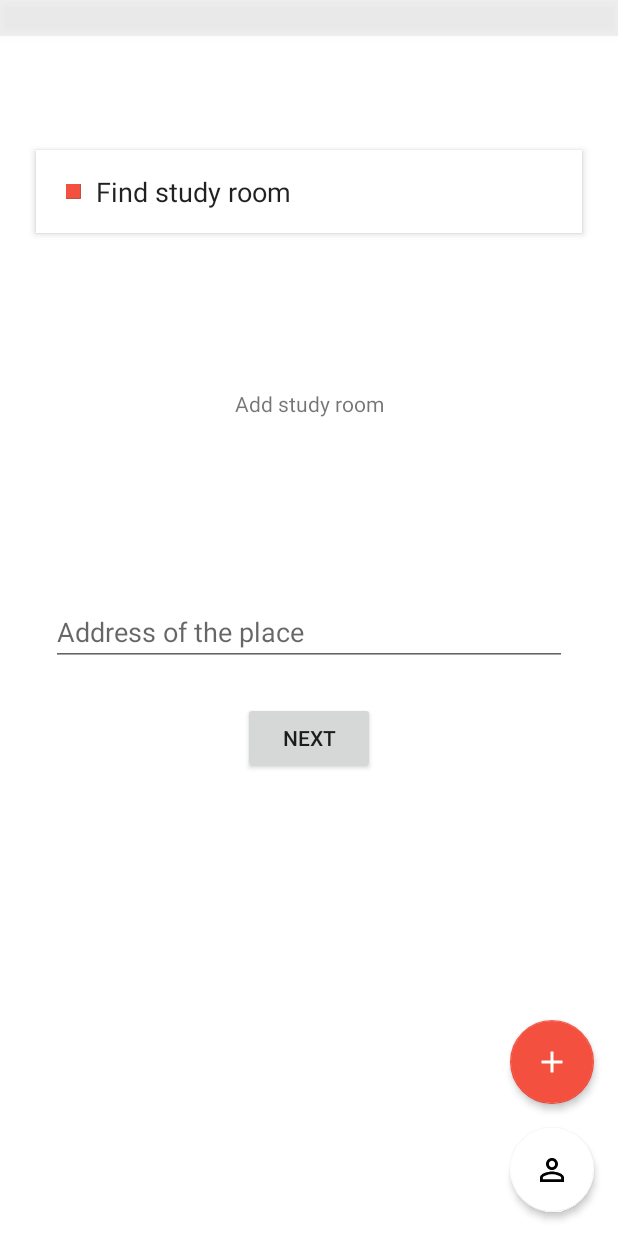
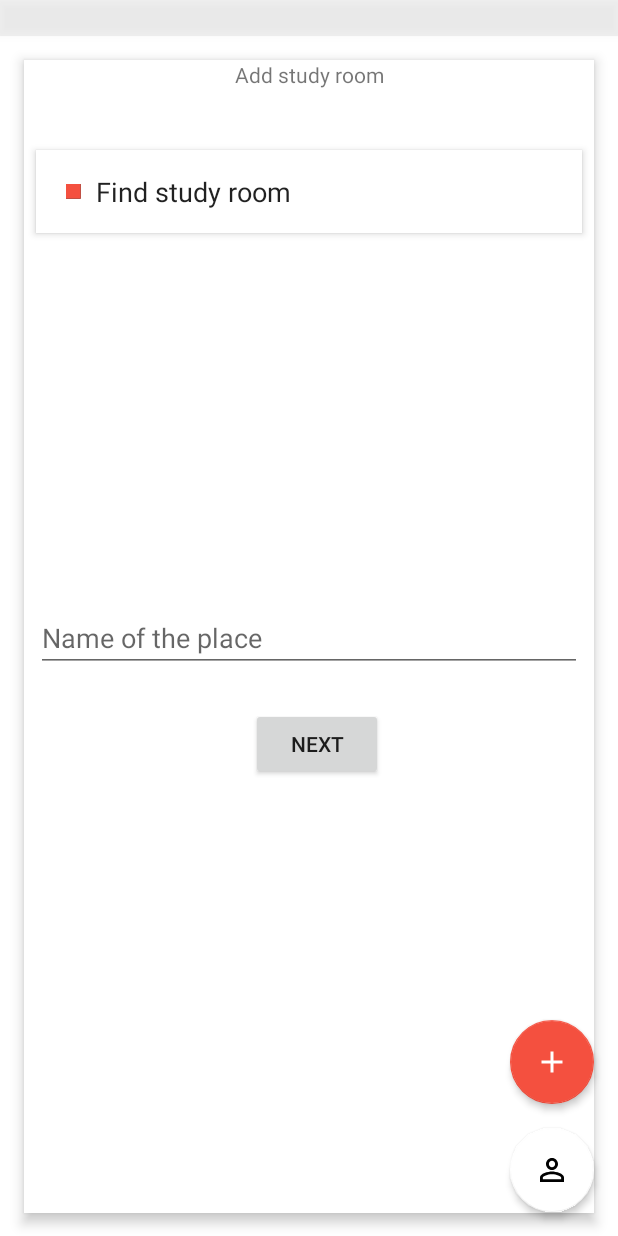
Before and after one commit to Groenbech96/Studyroom, an Android app: the fragment AddRoomAddressFragment placed in its activity, on a phone screen of 412 x 824 dp. Run offline under Robolectric (Android 15) with nearby library versions, the phone set to English and light mode, and no system bars; our stand-ins replace Firebase (no records; nobody signed in at launch, a user with empty details on screens opened directly); 2 statements that could not run were skipped.

Commit message:
fixed some layout things

```diff
--- a/app/src/main/java/dtu/group/studyroom/addRoom/AddRoomAddressFragment.java
+++ b/app/src/main/java/dtu/group/studyroom/addRoom/AddRoomAddressFragment.java
@@ -1,5 +1,6 @@
 package dtu.group.studyroom.addRoom;
 
+import android.graphics.Color;
 import android.support.v4.app.FragmentTransaction;
 import android.content.Context;
 import android.net.Uri;
@@ -47,13 +48,17 @@ public class AddRoomAddressFragment extends Fragment {
                              Bundle savedInstanceState) {
         // Inflate the layout for this fragment
         fragmentView = inflater.inflate(R.layout.fragment_add_room_address, container, false);
-        final Button btNext = (Button) fragmentView.findViewById(R.id.btAdressNext);
+        final Button btNext = (Button) fragmentView.findViewById(R.id.btAddressNext);
         btNext.setOnClickListener(new View.OnClickListener() {
             @Override
             public void onClick(View v) {
                 goToPage3();
             }
         });
+
+
+        fragmentView.findViewById(R.id.add_room_address_container).setBackgroundColor(Color.WHITE);
+
 
         return fragmentView;
     }
@@ -67,6 +72,8 @@ public class AddRoomAddressFragment extends Fragment {
 
     @Override
     public void onAttach(Context context) {
+
+
         super.onAttach(context);
         if (context instanceof OnFragmentInteractionListener) {
             mListener = (OnFragmentInteractionListener) context;
--- a/app/src/main/res/layout/fragment_add_room_address.xml
+++ b/app/src/main/res/layout/fragment_add_room_address.xml
@@ -1,47 +1,78 @@
+<?xml version="1.0" encoding="utf-8"?>
 <android.support.constraint.ConstraintLayout xmlns:android="http://schemas.android.com/apk/res/android"
     xmlns:app="http://schemas.android.com/apk/res-auto"
     xmlns:tools="http://schemas.android.com/tools"
+    android:elevation="5dp"
     android:layout_width="match_parent"
+    android:id="@+id/add_room_address_container"
     android:layout_height="match_parent"
-    tools:context="dtu.group.studyroom.addRoom.AddRoomAddressFragment"
-    android:id="@+id/add_room_page2">
+    android:background="@android:color/transparent">
+
+    <android.support.constraint.ConstraintLayout
+        android:id="@+id/add_room_content"
+        android:layout_width="0dp"
+        android:layout_height="0dp"
+        android:layout_marginBottom="15dp"
+        android:layout_marginLeft="16dp"
+        android:layout_marginRight="16dp"
+        android:background="@android:color/white"
+        android:layout_marginTop="40dp"
+        android:animateLayoutChanges="true"
+        android:elevation="5dp"
+        android:outlineProvider="bounds"
+        app:layout_constraintBottom_toBottomOf="parent"
+        app:layout_constraintHorizontal_bias="0.0"
+        app:layout_constraintLeft_toLeftOf="parent"
+        app:layout_constraintRight_toRightOf="parent"
+        app:layout_constraintTop_toTopOf="parent"
+        app:layout_constraintVertical_bias="1.0">
+
 
         <EditText
             android:id="@+id/address_text"
-        android:layout_width="344dp"
+            android:layout_width="0dp"
             android:layout_height="wrap_content"
-        android:hint="Address of the place"
+            android:layout_marginBottom="8dp"
+            android:layout_marginEnd="8dp"
+            android:layout_marginLeft="24dp"
+            android:layout_marginRight="32dp"
+            android:layout_marginStart="8dp"
+            android:hint="Name of the place "
             android:inputType="text"
+            app:layout_constraintBottom_toBottomOf="parent"
+            app:layout_constraintHorizontal_bias="0.509"
             app:layout_constraintLeft_toLeftOf="parent"
+            app:layout_constraintRight_toRightOf="parent"
             app:layout_constraintTop_toTopOf="parent"
-        app:layout_constraintBottom_toBottomOf="parent"
-        app:layout_constraintVertical_bias="0.507"
-        app:layout_constraintRight_toRightOf="parent"
-        android:layout_marginStart="8dp"
-        android:layout_marginEnd="8dp"
-        tools:layout_editor_absoluteX="8dp"
-        android:layout_marginTop="8dp" />
+            app:layout_constraintVertical_bias="0.507" />
 
         <TextView
-        android:id="@+id/textView6"
+            android:id="@+id/textView5"
             android:layout_width="wrap_content"
             android:layout_height="wrap_content"
+            android:layout_marginBottom="120dp"
+            android:layout_marginEnd="8dp"
+            android:layout_marginLeft="8dp"
+            android:layout_marginRight="8dp"
+            android:layout_marginStart="8dp"
             android:text="@string/add_study_room_title"
-        app:layout_constraintRight_toRightOf="parent"
+            app:layout_constraintBottom_toTopOf="@+id/name_text"
             app:layout_constraintLeft_toLeftOf="parent"
-        app:layout_constraintBottom_toTopOf="@+id/address_text"
-        android:layout_marginStart="8dp"
-        android:layout_marginEnd="8dp"
-        android:layout_marginBottom="120dp" />
+            app:layout_constraintRight_toRightOf="parent" />
 
         <Button
-        android:id="@+id/btAdressNext"
+            android:id="@+id/btAddressNext"
             android:layout_width="wrap_content"
             android:layout_height="wrap_content"
-        android:layout_marginTop="24dp"
+            android:layout_marginLeft="8dp"
+            android:layout_marginRight="8dp"
+            android:elevation="1dp"
             android:text="@string/add_study_room_buttonNext"
             app:layout_constraintLeft_toLeftOf="parent"
             app:layout_constraintRight_toRightOf="parent"
+            app:layout_constraintHorizontal_bias="0.52"
+            android:layout_marginTop="24dp"
             app:layout_constraintTop_toBottomOf="@+id/address_text" />
+    </android.support.constraint.ConstraintLayout>
 
 </android.support.constraint.ConstraintLayout>
```
Also changed, not shown: app/src/main/java/dtu/group/studyroom/addRoom/AddRoomNameFragment.java (+8 -1 lines), app/src/main/res/layout/fragment_add_room_name.xml (+21 -9 lines), app/src/main/java/dtu/group/studyroom/Main.java (line endings or trailing spaces). Lines whose indentation alone changed are shown as unchanged.
